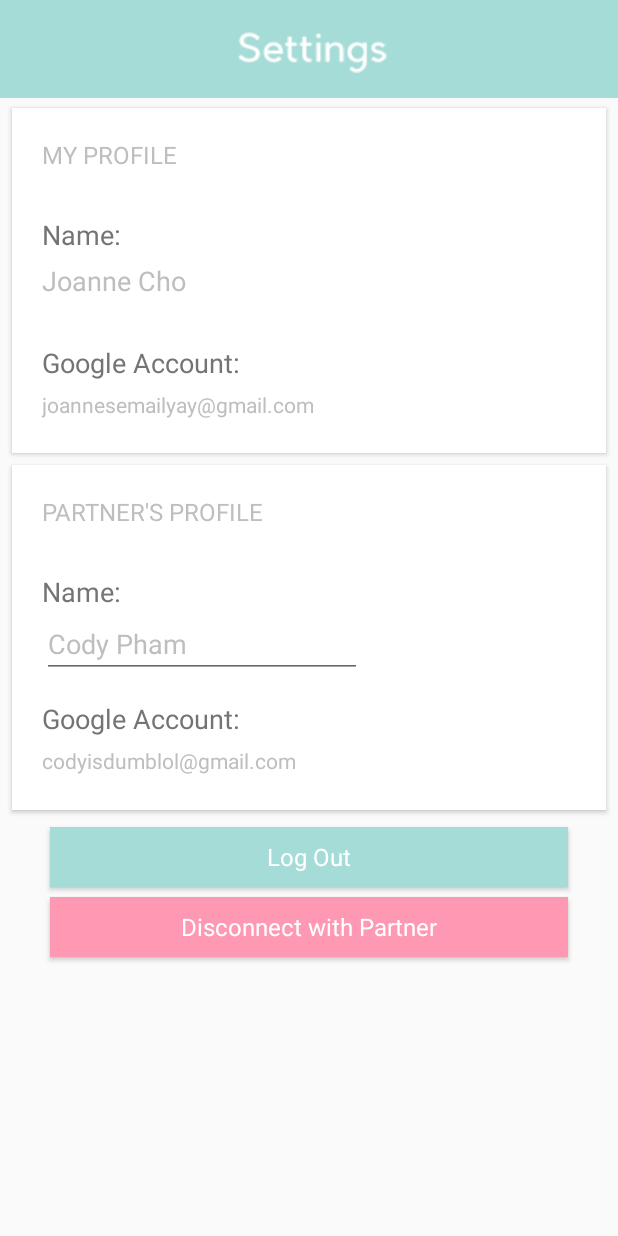
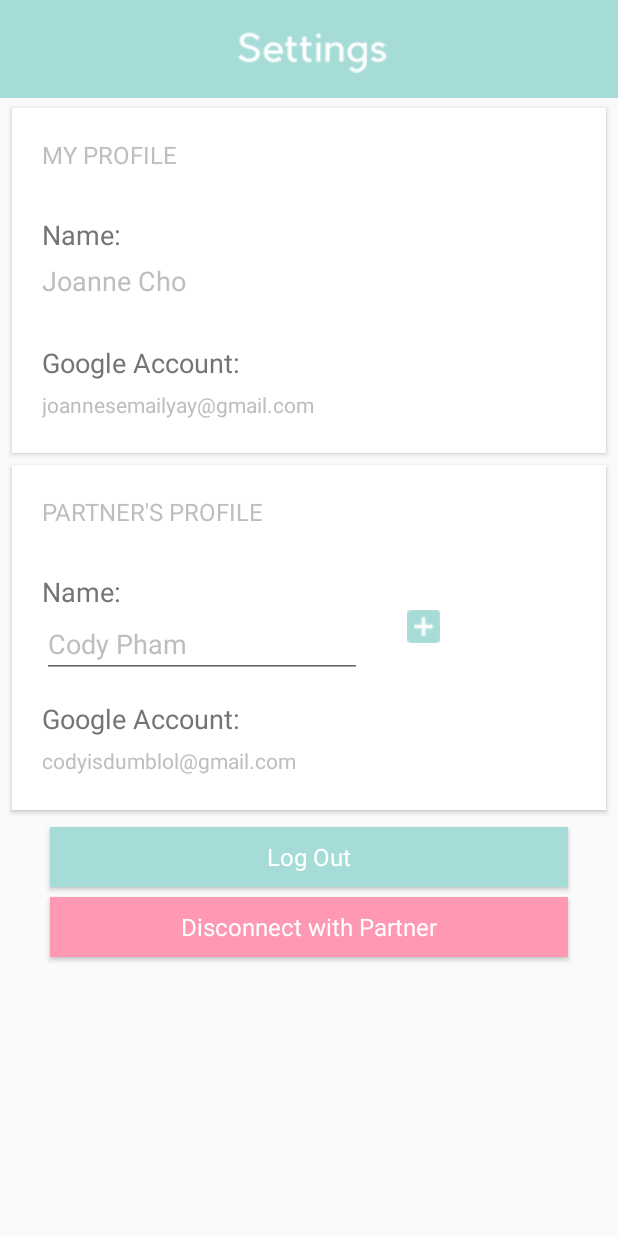
Before and after one commit to oIf8-0mEQO/ProjectCouple, an Android app: the fragment SettingsFragment placed in its activity, on a phone screen of 412 x 824 dp. Run offline under Robolectric (Android 15) with nearby library versions, the phone set to English and light mode, and no system bars; libraries missing offline, so code that uses them is left out: com.roughike.bottombar; 5 statements that could not run were skipped.

Commit message:
Added a button on Settings page to add a partner.

```diff
--- a/app/src/main/res/layout/fragment_settings.xml
+++ b/app/src/main/res/layout/fragment_settings.xml
@@ -199,6 +199,17 @@
                         android:layout_marginTop="6dp"
                         />
 
+                    <!-- Add Partner Button-->
+                    <ImageButton
+                        android:layout_width="wrap_content"
+                        android:layout_height="wrap_content"
+                        android:id="@+id/imageButton"
+                        android:src="@drawable/addbox_button"
+                        android:background="@color/transparentBg"
+                        android:layout_toEndOf="@+id/partner_name"
+                        android:layout_marginLeft="30dp"
+                        android:layout_alignTop="@+id/partner_name" />
+
                 </RelativeLayout>
             </LinearLayout>
         </android.support.v7.widget.CardView>
--- a/app/src/main/res/values/strings.xml
+++ b/app/src/main/res/values/strings.xml
@@ -23,4 +23,5 @@
     <string name="save_changes">Save Changes</string>
     <string name="delete_location">Delete Location</string>
     <string name="title_activity_edit_location">EditLocationActivity</string>
+    <string name="title_activity_add_partner">AddPartnerActivity</string>
 </resources>
```
Also changed, not shown: app/src/main/AndroidManifest.xml (+5 -2 lines), app/src/main/java/group50/coupletones/controller/AddPartnerActivity.java (added, +16 -0 lines), app/src/main/res/layout/activity_add_partner.xml (added, +12 -0 lines), app/src/main/res/drawable/addbox_button.png (added).
